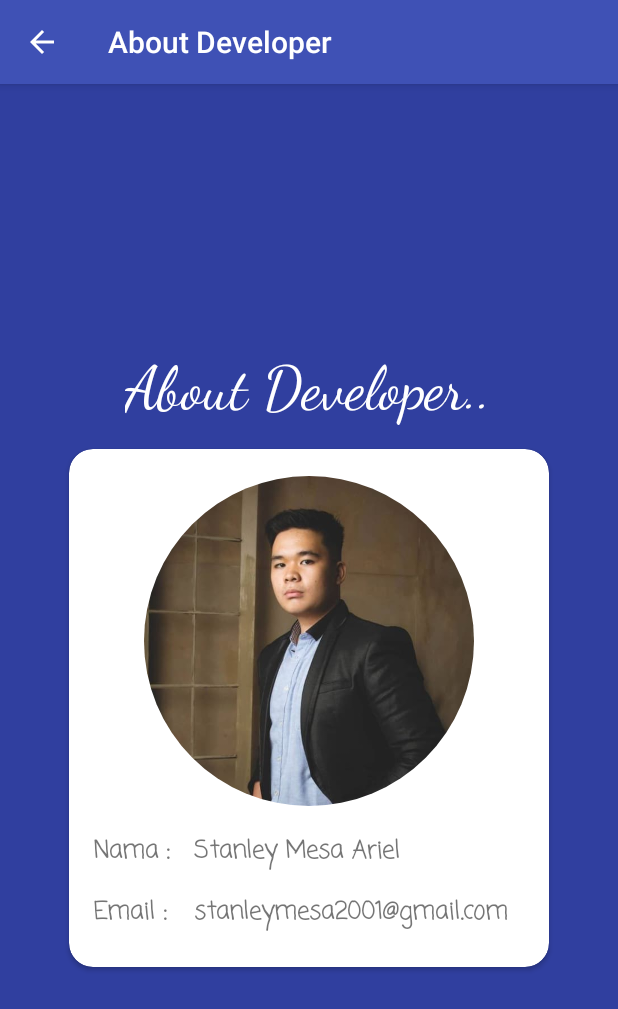
After one commit to stanleymesa/Caritop, an Android app: the AboutActivity screen opened directly, with no data from a screen before it, on a phone screen of 412 x 824 dp. The commit adds this screen. Shown: the top 1009 px of the screen. Run offline under Robolectric (Android 15) with nearby library versions, the phone set to English and light mode, and no system bars; our stand-ins replace CircleImageView.

Commit message:
About Developer

```diff
--- a/app/src/main/AndroidManifest.xml
+++ b/app/src/main/AndroidManifest.xml
@@ -9,12 +9,17 @@
         android:roundIcon="@mipmap/ic_launcher_round"
         android:supportsRtl="true"
         android:theme="@style/AppTheme">
-        <activity android:name=".MainActivity"></activity>
-        <activity android:name=".WishlistActivity"
-            android:parentActivityName=".MainActivity"/>
+        <activity android:name=".AboutActivity"
+            android:parentActivityName=".MainActivity">
+        </activity>
+        <activity android:name=".MainActivity" />
+        <activity
+            android:name=".WishlistActivity"
+            android:parentActivityName=".MainActivity" />
         <activity android:name=".WishlistAdapter" />
-        <activity android:name=".DetailActivity"
-            android:parentActivityName=".MainActivity"/>
+        <activity
+            android:name=".DetailActivity"
+            android:parentActivityName=".MainActivity" />
         <activity android:name=".SplashActivity">
             <intent-filter>
                 <action android:name="android.intent.action.MAIN" />
--- /dev/null
+++ b/app/src/main/java/com/example/caritop/AboutActivity.kt
@@ -0,0 +1,15 @@
+package com.example.caritop
+
+import androidx.appcompat.app.AppCompatActivity
+import android.os.Bundle
+
+class AboutActivity : AppCompatActivity() {
+
+    override fun onCreate(savedInstanceState: Bundle?) {
+        super.onCreate(savedInstanceState)
+        setContentView(R.layout.activity_about)
+        getSupportActionBar()?.setDisplayHomeAsUpEnabled(true)
+
+        supportActionBar?.title = "About Developer"
+    }
+}
--- a/app/src/main/java/com/example/caritop/MainActivity.kt
+++ b/app/src/main/java/com/example/caritop/MainActivity.kt
@@ -49,11 +49,12 @@ class MainActivity : AppCompatActivity() {
                 showRecyclerList()
             }
             R.id.action_wishlist -> {
-
-                var intent = Intent(this, WishlistActivity::class.java)
+                val intent = Intent(this, WishlistActivity::class.java)
                 startActivity(intent)
             }
             R.id.action_about -> {
+                val intent = Intent(this, AboutActivity::class.java)
+                startActivity(intent)
             }
         }
     }
--- /dev/null
+++ b/app/src/main/res/layout/activity_about.xml
@@ -0,0 +1,110 @@
+<?xml version="1.0" encoding="utf-8"?>
+<LinearLayout xmlns:android=
+    "http://schemas.android.com/apk/res/android"
+    xmlns:app="http://schemas.android.com/apk/res-auto"
+    xmlns:card_view="http://schemas.android.com/apk/res-auto"
+    xmlns:tools="http://schemas.android.com/tools"
+    android:layout_width="match_parent"
+    android:layout_height="match_parent"
+    android:gravity="center"
+    android:orientation="vertical"
+    tools:context=".AboutActivity"
+    android:background="@color/colorPrimaryDark">
+
+    <TextView
+        android:layout_width="wrap_content"
+        android:layout_height="wrap_content"
+        android:text="@string/about_developer_judul"
+        android:textSize="40sp"
+        android:layout_marginBottom="16dp"
+        android:textColor="@color/cardview_light_background"
+        android:fontFamily="cursive"/>
+
+    <androidx.cardview.widget.CardView
+        android:layout_width="320dp"
+        android:layout_height="wrap_content"
+        android:foregroundGravity="center_vertical"
+        app:cardCornerRadius="16dp">
+
+        <LinearLayout
+            android:layout_width="match_parent"
+            android:layout_height="wrap_content"
+            android:gravity="center"
+            android:orientation="vertical"
+            android:layout_marginBottom="16dp">
+
+            <de.hdodenhof.circleimageview.CircleImageView
+                android:layout_width="220dp"
+                android:layout_height="240dp"
+                android:layout_marginTop="8dp"
+                android:src="@drawable/fotojasitem">
+
+            </de.hdodenhof.circleimageview.CircleImageView>
+
+            <TableLayout
+                android:layout_width="match_parent"
+                android:layout_height="wrap_content">
+
+                <TableRow
+                    android:layout_width="match_parent"
+                    android:layout_height="wrap_content"
+                    android:layout_marginBottom="8dp">
+
+                    <TextView
+                        android:layout_width="wrap_content"
+                        android:layout_height="wrap_content"
+                        android:layout_marginStart="16dp"
+                        android:layout_marginTop="8dp"
+                        android:text="@string/nama"
+                        android:textStyle="bold"
+                        android:textSize="16sp"
+                        android:fontFamily="casual"/>
+
+                    <TextView
+                        android:layout_width="wrap_content"
+                        android:layout_height="wrap_content"
+                        android:layout_marginStart="16dp"
+                        android:layout_marginTop="8dp"
+                        android:text="@string/aboutNama"
+                        android:textSize="16sp"
+                        android:fontFamily="casual"
+                        android:textStyle="bold"/>
+
+                </TableRow>
+
+                <TableRow
+                    android:layout_width="match_parent"
+                    android:layout_height="wrap_content"
+                    android:layout_marginBottom="8dp">
+
+                    <TextView
+                        android:layout_width="wrap_content"
+                        android:layout_height="wrap_content"
+                        android:layout_marginStart="16dp"
+                        android:layout_marginTop="8dp"
+                        android:text="@string/email"
+                        android:textStyle="bold"
+                        android:textSize="16sp"
+                        android:fontFamily="casual"/>
+
+                    <TextView
+                        android:layout_width="wrap_content"
+                        android:layout_height="wrap_content"
+                        android:layout_marginStart="16dp"
+                        android:layout_marginTop="8dp"
+                        android:text="@string/stanleymesa2001_gmail_com"
+                        android:textSize="16sp"
+                        android:fontFamily="casual"
+                        android:textStyle="bold"/>
+
+                </TableRow>
+
+
+            </TableLayout>
+
+        </LinearLayout>
+
+
+    </androidx.cardview.widget.CardView>
+
+</LinearLayout>
--- a/app/src/main/res/layout/activity_detail.xml
+++ b/app/src/main/res/layout/activity_detail.xml
@@ -27,7 +27,7 @@
             android:layout_marginLeft="16dp"
             android:layout_marginRight="16dp"
             android:textStyle="bold"
-            android:textSize="20sp"/>
+            android:textSize="24sp"/>
         <TextView
             android:id="@+id/tv_harga_laptop"
             android:layout_width="match_parent"
@@ -37,7 +37,8 @@
             android:layout_marginLeft="16dp"
             android:layout_marginRight="16dp"
             android:textStyle="bold"
-            android:textSize="24sp"/>
+            android:textSize="24sp"
+            android:fontFamily="casual"/>
 
 
         <TextView
@@ -46,8 +47,9 @@
             android:layout_marginTop="16dp"
             android:layout_marginLeft="16dp"
             android:layout_marginRight="16dp"
-            android:text="Description : "
-            android:textStyle="bold"/>
+            android:text="@string/description"
+            android:textStyle="bold"
+            android:textSize="16sp"/>
 
 
         <TextView
@@ -58,7 +60,8 @@
             android:layout_marginRight="16dp"
             android:id="@+id/tv_info_laptop"
             tools:text="Details"
-            android:lineSpacingMultiplier="1"/>
+            android:lineSpacingMultiplier="1.2"
+            android:textSize="16sp"/>
 
         <LinearLayout
             android:layout_width="match_parent"
--- a/app/src/main/res/values/strings.xml
+++ b/app/src/main/res/values/strings.xml
@@ -5,4 +5,10 @@
     <string name="my_wishlist">My Wishlist</string>
     <string name="about_developer">About Developer</string>
     <string name="favorite">Favorite</string>
+    <string name="aboutNama">Stanley Mesa Ariel</string>
+    <string name="nama">Nama :</string>
+    <string name="email">Email :</string>
+    <string name="stanleymesa2001_gmail_com">stanleymesa2001@gmail.com</string>
+    <string name="about_developer_judul">About Developer..</string>
+    <string name="description">Description :</string>
 </resources>
```
Also changed, not shown: app/src/main/res/drawable-v24/fotojasitem.jpg (added).
